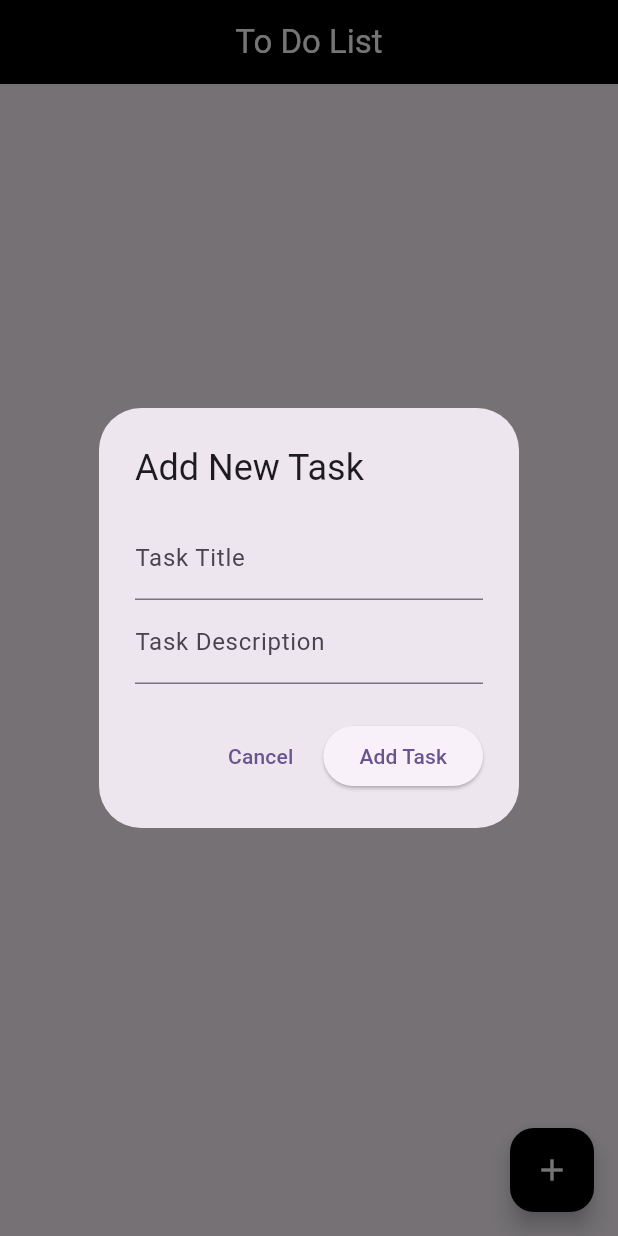
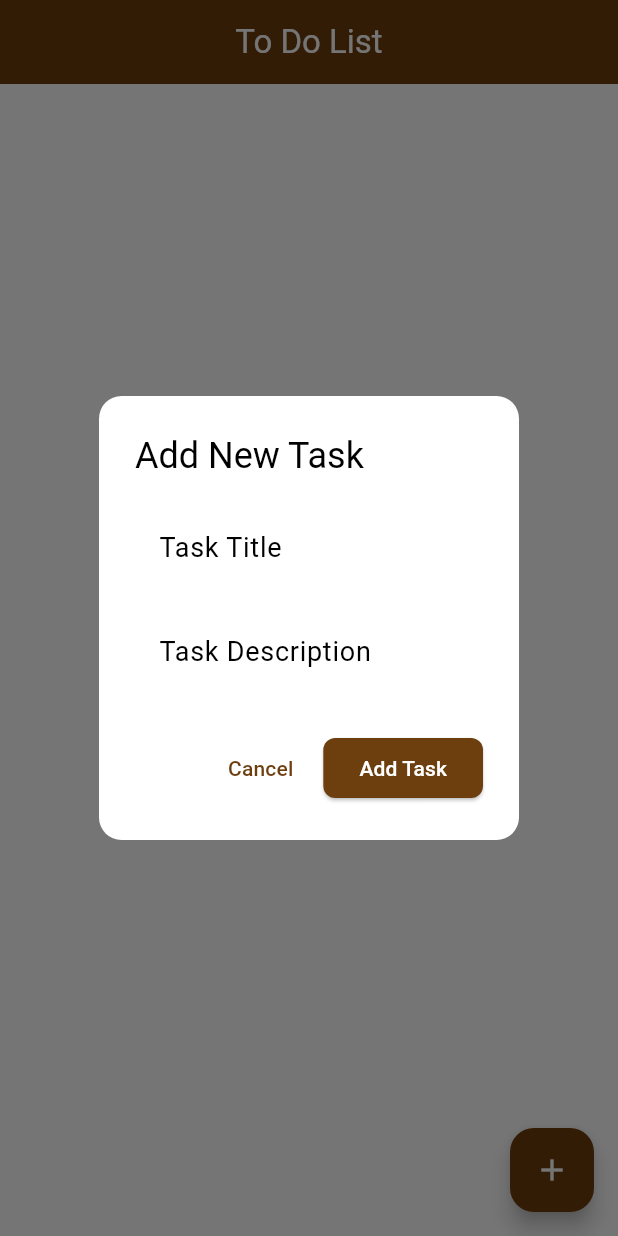
Before and after one commit to mennamoussa/simple_to_do, a Flutter app: the screen it shows after launch, after a tap on the "add" icon, on a phone screen of 412 x 824 dp. Run offline on Flutter 3.47's test engine with Material 3 defaults, Android fonts, the phone set to English and light mode, and no system bars; our stand-ins replace cloud_firestore, firebase_core; accounts and stored records are empty.

Commit message:
3rd-commit

```diff
--- a/lib/main.dart
+++ b/lib/main.dart
@@ -30,8 +30,13 @@ class MyApp extends StatelessWidget {
       debugShowCheckedModeBanner: false,
       title: 'To Do List',
       theme: ThemeData(
-        colorScheme: ColorScheme.fromSeed(seedColor: Colors.deepPurple),
-        useMaterial3: true,
+        colorScheme: ColorScheme.fromSwatch()
+            .copyWith(primary: const Color.fromARGB(255, 109, 62, 14)),
+        textTheme: const TextTheme(
+          bodyLarge: TextStyle(fontSize: 18, color: Colors.black87),
+          headlineMedium: TextStyle(
+              fontSize: 20, fontWeight: FontWeight.bold, color: Colors.black),
+        ),
       ),
       home: const MyHomePage(title: 'Flutter To Do List'),
     );
@@ -58,7 +63,7 @@ class _MyHomePageState extends State<MyHomePage> {
   Widget build(BuildContext context) {
     return Scaffold(
       appBar: AppBar(
-        backgroundColor: Colors.black,
+        backgroundColor: Color.fromARGB(255, 109, 62, 14),
         centerTitle: true,
         title: const Text(
           "To Do List",
@@ -74,19 +79,31 @@ class _MyHomePageState extends State<MyHomePage> {
             return const Center(child: CircularProgressIndicator());
           }
           if (!snapshot.hasData || snapshot.data!.docs.isEmpty) {
-            return const Center(child: Text("No tasks available."));
+            return const Center(
+                child: Text("No tasks available.",
+                    style: TextStyle(fontSize: 18, color: Colors.grey)));
           }
-
+//padding: const EdgeInsets.all(8.0),
           final tasks = snapshot.data!.docs;
           return ListView.builder(
             itemCount: tasks.length,
             itemBuilder: (context, index) {
               final task = tasks[index];
-              return ListTile(
-                title: Text(task['title']),
+              final isComplete = task['isComplete'] as bool;
+
+              return Card(
+                color: isComplete ? Colors.green[100] : Colors.white,
+                child: ListTile(
+                  title: Text(
+                    task['title'],
+                    style: TextStyle(
+                      decoration:
+                          isComplete ? TextDecoration.lineThrough : null,
+                    ),
+                  ),
                   subtitle: Text(task['description']),
                   trailing: Checkbox(
-                  value: task['isComplete'],
+                    value: isComplete,
                     onChanged: (bool? value) {
                       firestore
                           .collection('tasks')
@@ -94,13 +111,14 @@ class _MyHomePageState extends State<MyHomePage> {
                           .update({'isComplete': value});
                     },
                   ),
+                ),
               );
             },
           );
         },
       ),
       floatingActionButton: FloatingActionButton(
-        backgroundColor: Colors.black,
+        backgroundColor: Color.fromARGB(255, 109, 62, 14),
         onPressed: () => _showAddTaskDialog(context),
         tooltip: 'Add Task',
         child: const Icon(
@@ -117,18 +135,28 @@ class _MyHomePageState extends State<MyHomePage> {
       context: context,
       builder: (context) {
         return AlertDialog(
+          shape:
+              RoundedRectangleBorder(borderRadius: BorderRadius.circular(15)),
           title: const Text("Add New Task"),
           content: Column(
             mainAxisSize: MainAxisSize.min,
             children: [
               TextField(
                 controller: titleController,
-                decoration: const InputDecoration(labelText: "Task Title"),
+                decoration: InputDecoration(
+                  labelText: "Task Title",
+                  border: OutlineInputBorder(
+                      borderRadius: BorderRadius.circular(8)),
                 ),
+              ),
+              const SizedBox(height: 10),
               TextField(
                 controller: descController,
-                decoration:
-                    const InputDecoration(labelText: "Task Description"),
+                decoration: InputDecoration(
+                  labelText: "Task Description",
+                  border: OutlineInputBorder(
+                      borderRadius: BorderRadius.circular(8)),
+                ),
               ),
             ],
           ),
@@ -159,7 +187,15 @@ class _MyHomePageState extends State<MyHomePage> {
                   );
                 }
               },
-              child: const Text("Add Task"),
+              style: ElevatedButton.styleFrom(
+                backgroundColor: Color.fromARGB(255, 109, 62, 14),
+                shape: RoundedRectangleBorder(
+                    borderRadius: BorderRadius.circular(8)),
+              ),
+              child: const Text(
+                "Add Task",
+                style: TextStyle(color: Colors.white),
+              ),
             ),
           ],
         );
```
Also changed, not shown: 1 other file. Lines whose indentation alone changed are shown as unchanged.
